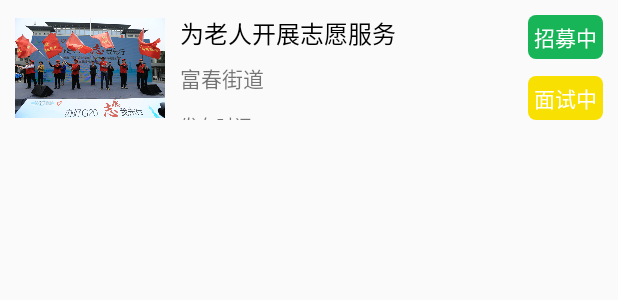
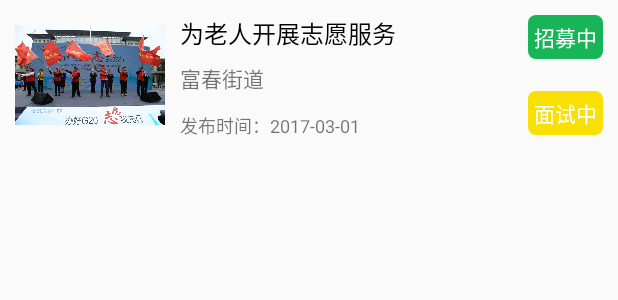
Before and after one commit to learner1999/M-Volunteer, an Android app: the layout item_my_activity.xml on its own in the app's theme, with its tools: preview values and no code run, on a phone screen of 412 x 824 dp. Shown: the top 300 px of the screen. Run offline under Robolectric (Android 15) with nearby library versions, the phone set to English and light mode, and no system bars.

Commit message:
完成我的活动数据获取与展示

```diff
--- a/app/src/main/java/cn/zheteng123/m_volunteer/api/VolunteerApi.java
+++ b/app/src/main/java/cn/zheteng123/m_volunteer/api/VolunteerApi.java
@@ -4,6 +4,7 @@ import cn.zheteng123.m_volunteer.entity.PageInfo;
 import cn.zheteng123.m_volunteer.entity.Result;
 import cn.zheteng123.m_volunteer.entity.my_activity.MyActivityEntity;
 import retrofit2.http.GET;
+import retrofit2.http.Query;
 import rx.Observable;
 
 /**
@@ -14,5 +15,5 @@ import rx.Observable;
 public interface VolunteerApi {
 
     @GET("api/volunteer/activities")
-    Observable<Result<PageInfo<MyActivityEntity>>> getMyActivities(int page, int rows);
+    Observable<Result<PageInfo<MyActivityEntity>>> getMyActivities(@Query("page") int page, @Query("rows") int rows);
 }
--- a/app/src/main/res/layout/fragment_user_center.xml
+++ b/app/src/main/res/layout/fragment_user_center.xml
@@ -62,6 +62,7 @@
             android:layout_marginTop="10dp">
 
             <LinearLayout
+                android:id="@+id/ll_my_activity"
                 android:layout_width="match_parent"
                 android:layout_height="40dp"
                 android:paddingLeft="16dp"
--- a/app/src/main/res/layout/item_my_activity.xml
+++ b/app/src/main/res/layout/item_my_activity.xml
@@ -2,13 +2,14 @@
 <RelativeLayout xmlns:android="http://schemas.android.com/apk/res/android"
                 xmlns:tools="http://schemas.android.com/tools"
                 android:layout_width="match_parent"
-                android:layout_height="90dp"
-                android:padding="10dp">
+                android:layout_height="100dp"
+                android:padding="10dp"
+                android:id="@+id/rl_item">
 
     <ImageView
         android:id="@+id/iv_activity"
         android:layout_width="100dp"
-        android:layout_height="70dp"
+        android:layout_height="match_parent"
         android:src="@drawable/activity1"
         android:layout_centerVertical="true"
         android:background="@drawable/shape_image_round"/>
```
Also changed, not shown: app/src/main/java/cn/zheteng123/m_volunteer/ui/my_activity/MyActivityActivity.java (+7 -11 lines), app/src/main/java/cn/zheteng123/m_volunteer/ui/my_activity/adapter/MyActivityAdapter.java (+9 -1 lines), app/src/main/java/cn/zheteng123/m_volunteer/ui/user_center/UserCenterFragment.java (+16 -0 lines).
